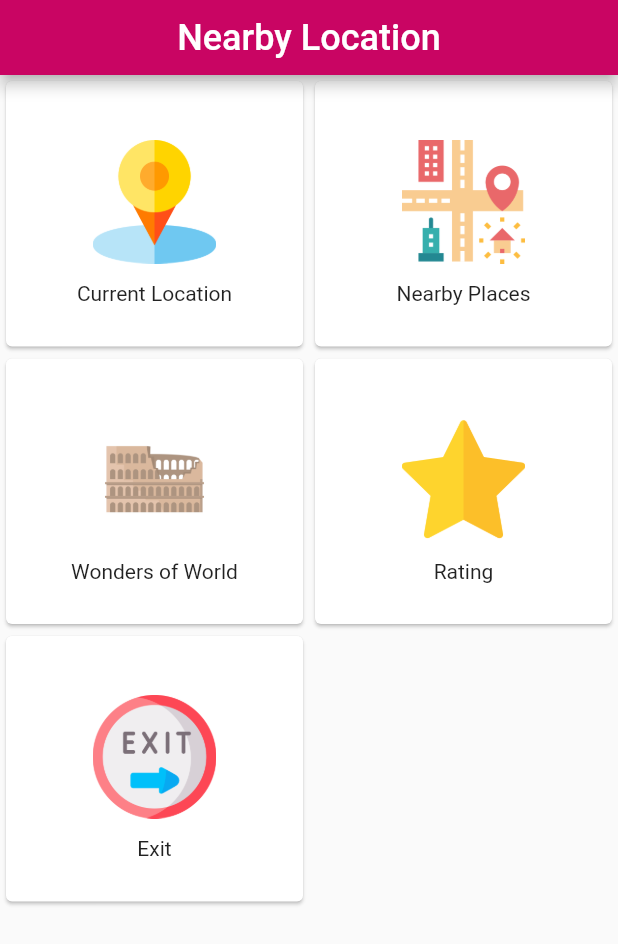
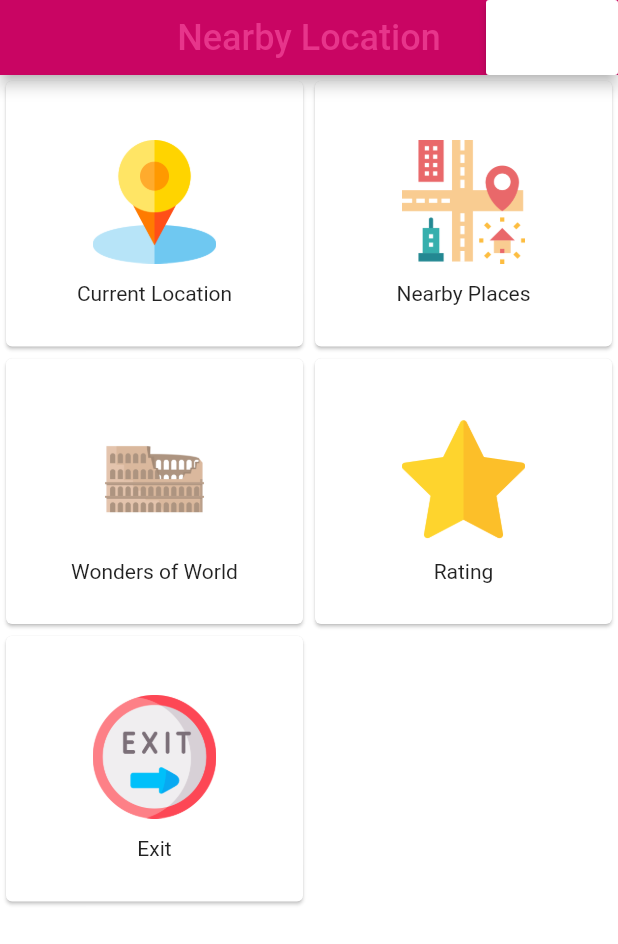
Before and after one commit to waqarshakeel29/nearby_location_finder, a Flutter app: the screen it shows after launch, on a phone screen of 412 x 824 dp. Shown: the top 944 px of the screen. Run offline on Flutter 3.47's test engine with Material 2 defaults, Android fonts, the light colour scheme and no system bars; our stand-ins replace auto_route, equatable, get_it, google_maps_flutter, location.

Commit message:
feat: theme logic implemented

```diff
--- /dev/null
+++ b/lib/controller/theme_controller.dart
@@ -0,0 +1,50 @@
+import 'package:flutter/material.dart';
+import 'package:nearby_location_finder/resources/color.dart';
+
+class ThemeController extends ChangeNotifier {
+  ThemeMode themeMode = ThemeMode.light;
+  ThemeData getLightTheme() {
+    return ThemeData(
+        primaryColor: AppColor.primaryColor,
+        colorScheme: const ColorScheme(
+          brightness: Brightness.light,
+          primary: AppColor.primaryColor,
+          onPrimary: AppColor.primaryColorDark,
+          secondary: AppColor.secondaryColor,
+          onSecondary: AppColor.secondaryColorDark,
+          error: Colors.red,
+          onError: Colors.red,
+          background: AppColor.secondaryColor,
+          onBackground: AppColor.secondaryColor,
+          surface: AppColor.secondaryColor,
+          onSurface: AppColor.secondaryColor,
+        ));
+  }
+
+  ThemeData getDarkTheme() {
+    return ThemeData(
+        primaryColor: AppColor.primaryColor,
+        colorScheme: const ColorScheme(
+          brightness: Brightness.dark,
+          primary: AppColor.primaryColor,
+          onPrimary: AppColor.primaryColorDark,
+          secondary: AppColor.secondaryColor,
+          onSecondary: AppColor.secondaryColorDark,
+          error: Colors.red,
+          onError: Colors.red,
+          background: AppColor.secondaryColorDark,
+          onBackground: AppColor.secondaryColorDark,
+          surface: AppColor.secondaryColorDark,
+          onSurface: AppColor.secondaryColorDark,
+        ));
+  }
+
+  ThemeData getTheme() {
+    return themeMode == ThemeMode.light ? getLightTheme() : getDarkTheme();
+  }
+
+  onChange(ThemeMode mode) {
+    themeMode = mode;
+    notifyListeners();
+  }
+}
--- a/lib/main.dart
+++ b/lib/main.dart
@@ -1,6 +1,8 @@
 import 'package:flutter/material.dart';
 import 'package:get_it/get_it.dart';
+import 'package:nearby_location_finder/controller/theme_controller.dart';
 import 'package:nearby_location_finder/setup.dart';
+import 'package:provider/provider.dart';
 
 import 'app_router.gr.dart';
 
@@ -15,10 +17,17 @@
 
   @override
   Widget build(BuildContext context) {
-    return MaterialApp.router(
-      routerDelegate: GetIt.I<AppRouter>().delegate(),
-      routeInformationParser: GetIt.I<AppRouter>().defaultRouteParser(),
-      debugShowCheckedModeBanner: false,
+    ThemeController themeController = GetIt.instance<ThemeController>();
+    return ChangeNotifierProvider<ThemeController>(
+      create: (context) => themeController,
+      child: Consumer<ThemeController>(builder: (context, theme, child) {
+        return MaterialApp.router(
+          routerDelegate: GetIt.I<AppRouter>().delegate(),
+          routeInformationParser: GetIt.I<AppRouter>().defaultRouteParser(),
+          debugShowCheckedModeBanner: false,
+          theme: themeController.getTheme(),
+        );
+      }),
     );
   }
 }
--- a/lib/presentation/home/home_screen.dart
+++ b/lib/presentation/home/home_screen.dart
@@ -4,6 +4,7 @@
 import 'package:flutter/services.dart';
 import 'package:get_it/get_it.dart';
 import 'package:nearby_location_finder/app_router.gr.dart';
+import 'package:nearby_location_finder/controller/theme_controller.dart';
 import 'package:nearby_location_finder/resources/color.dart';
 import 'package:nearby_location_finder/resources/confimation_dialog.dart';
 import 'package:nearby_location_finder/resources/main_menu_item.dart';
@@ -19,6 +20,7 @@
 }
 
 class HomeScreenState extends State<HomeScreen> {
+  ThemeController themeController = GetIt.instance<ThemeController>();
   @override
   void initState() {
     super.initState();
@@ -35,17 +37,30 @@
           ),
           centerTitle: true,
           backgroundColor: AppColor.primaryDark,
+          actions: [
+            MaterialButton(
+                color: AppColor.secondaryColor,
+                onPressed: () {
+                  themeController.onChange(
+                      themeController.themeMode == ThemeMode.dark
+                          ? ThemeMode.light
+                          : ThemeMode.dark);
+                })
+          ],
         ),
         body: Theme(
           data: ThemeData(
               colorScheme: ColorScheme.fromSwatch()
                   .copyWith(secondary: AppColor.primaryLight)),
+          child: Container(
+            color: Theme.of(context).colorScheme.surface,
             child: GridView.count(
               physics: const NeverScrollableScrollPhysics(),
               childAspectRatio: ((MediaQuery.of(context).size.width / 2) /
                   ((MediaQuery.of(context).size.height - 60 - 24) / 4)),
               crossAxisCount: 2,
               children: List.generate(5, (index) => gridItem(index)),
+            ),
           ),
         ));
   }
--- a/lib/resources/color.dart
+++ b/lib/resources/color.dart
@@ -7,7 +7,13 @@
   static const primaryGrey = Color(0xffC4C4C4);
   static const primaryDark = Color(0xffc90563);
   static const primaryLight = Color(0xffdba4bf);
-  static const secondaryColor = Color(0xfffefefe);
+  static const secondaryColor = Colors.white;
+
+  static const primaryColorDark = Color(0xffe7358b);
+  static const primaryGreyDark = Color(0xffC4C4C4);
+  static const primaryDarkDark = Color(0xffc90563);
+  static const primaryLightDark = Color(0xffdba4bf);
+  static const secondaryColorDark = Colors.black;
 
   // static const text1 = Color(0xff878789);
   // static const text2 = Color(0xff686666);
--- a/lib/setup.dart
+++ b/lib/setup.dart
@@ -1,9 +1,11 @@
 import 'package:flutter/material.dart';
 import 'package:get_it/get_it.dart';
 import 'package:nearby_location_finder/app_router.gr.dart';
+import 'package:nearby_location_finder/controller/theme_controller.dart';
 
 Future<void> setup() async {
   WidgetsFlutterBinding.ensureInitialized();
 
   GetIt.instance.registerSingleton<AppRouter>(AppRouter());
+  GetIt.instance.registerSingleton<ThemeController>(ThemeController());
 }
--- a/pubspec.yaml
+++ b/pubspec.yaml
@@ -36,6 +36,7 @@
   location: ^4.4.0
   equatable: ^2.0.5
   shared_preferences: ^2.0.15
+  provider: ^6.0.3
 
 
   # The following adds the Cupertino Icons font to your application.
```
Also changed, not shown: pubspec.lock. Lines whose indentation alone changed are shown as unchanged.
